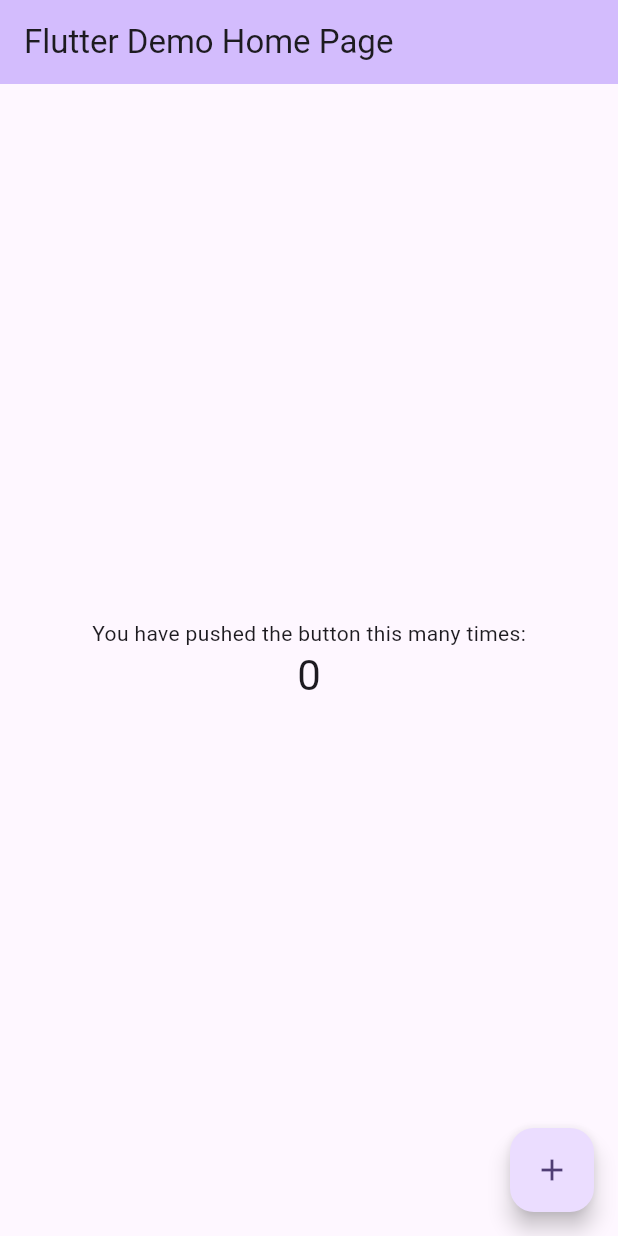
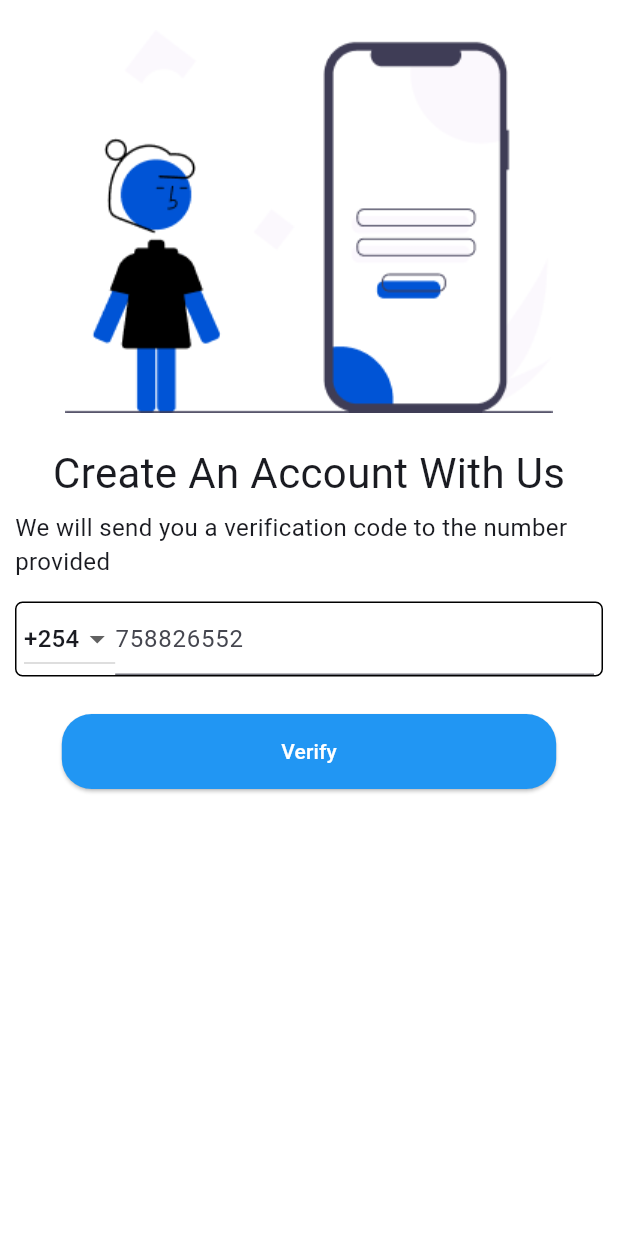
Before and after one commit to kariuki-joseph/advantage, a Flutter app: the screen it shows after launch, on a phone screen of 412 x 824 dp. Run offline on Flutter 3.47's test engine with Material 3 defaults, Android fonts, the phone set to English and light mode, and no system bars; our stand-ins replace get.

Commit message:
initial components and code

```diff
--- /dev/null
+++ b/lib/components/primary_button.dart
@@ -0,0 +1,28 @@
+import 'package:flutter/material.dart';
+
+class PrimaryButton extends StatelessWidget {
+  final VoidCallback? onPressed;
+  final Widget? child;
+
+  const PrimaryButton({super.key, this.onPressed, this.child});
+
+  @override
+  Widget build(BuildContext context) {
+    return Container(
+      width: MediaQuery.of(context).size.width * 0.8,
+      height: 50,
+      margin: const EdgeInsets.symmetric(horizontal: 10.0),
+      child: ElevatedButton(
+        style: ElevatedButton.styleFrom(
+          backgroundColor: Colors.blue,
+          foregroundColor: Colors.white,
+          shape: RoundedRectangleBorder(
+            borderRadius: BorderRadius.circular(20),
+          ),
+        ),
+        onPressed: onPressed,
+        child: child ?? const Text(""),
+      ),
+    );
+  }
+}
--- /dev/null
+++ b/lib/constants/app_color.dart
@@ -0,0 +1,7 @@
+import 'package:flutter/material.dart';
+
+class AppColor {
+  static const Color primaryColor = Color(0xFF0054D6);
+  static const Color primaryLight = Color(0xFF8AA8FF);
+  static const Color secondaryColor = Color(0xFFFFDAD4);
+}
--- a/lib/main.dart
+++ b/lib/main.dart
@@ -1,4 +1,8 @@
+import 'package:advantage/constants/app_color.dart';
+import 'package:advantage/routes/app_page.dart';
+import 'package:advantage/screens/splash_screen.dart';
 import 'package:flutter/material.dart';
+import 'package:get/get_navigation/src/root/get_material_app.dart';
 
 void main() {
   runApp(const MyApp());
@@ -10,116 +14,14 @@ class MyApp extends StatelessWidget {
   // This widget is the root of your application.
   @override
   Widget build(BuildContext context) {
-    return MaterialApp(
-      title: 'Flutter Demo',
+    return GetMaterialApp(
+      title: 'AdVantage',
       theme: ThemeData(
-        // This is the theme of your application.
-        //
-        // TRY THIS: Try running your application with "flutter run". You'll see
-        // the application has a purple toolbar. Then, without quitting the app,
-        // try changing the seedColor in the colorScheme below to Colors.green
-        // and then invoke "hot reload" (save your changes or press the "hot
-        // reload" button in a Flutter-supported IDE, or press "r" if you used
-        // the command line to start the app).
-        //
-        // Notice that the counter didn't reset back to zero; the application
-        // state is not lost during the reload. To reset the state, use hot
-        // restart instead.
-        //
-        // This works for code too, not just values: Most code changes can be
-        // tested with just a hot reload.
-        colorScheme: ColorScheme.fromSeed(seedColor: Colors.deepPurple),
+        colorScheme: ColorScheme.fromSeed(seedColor: AppColor.primaryColor),
         useMaterial3: true,
       ),
-      home: const MyHomePage(title: 'Flutter Demo Home Page'),
+      home: const SplashScreen(),
+      getPages: AppPage.routes,
     );
   }
 }
-
-class MyHomePage extends StatefulWidget {
-  const MyHomePage({super.key, required this.title});
-
-  // This widget is the home page of your application. It is stateful, meaning
-  // that it has a State object (defined below) that contains fields that affect
-  // how it looks.
-
-  // This class is the configuration for the state. It holds the values (in this
-  // case the title) provided by the parent (in this case the App widget) and
-  // used by the build method of the State. Fields in a Widget subclass are
-  // always marked "final".
-
-  final String title;
-
-  @override
-  State<MyHomePage> createState() => _MyHomePageState();
-}
-
-class _MyHomePageState extends State<MyHomePage> {
-  int _counter = 0;
-
-  void _incrementCounter() {
-    setState(() {
-      // This call to setState tells the Flutter framework that something has
-      // changed in this State, which causes it to rerun the build method below
-      // so that the display can reflect the updated values. If we changed
-      // _counter without calling setState(), then the build method would not be
-      // called again, and so nothing would appear to happen.
-      _counter++;
-    });
-  }
-
-  @override
-  Widget build(BuildContext context) {
-    // This method is rerun every time setState is called, for instance as done
-    // by the _incrementCounter method above.
-    //
-    // The Flutter framework has been optimized to make rerunning build methods
-    // fast, so that you can just rebuild anything that needs updating rather
-    // than having to individually change instances of widgets.
-    return Scaffold(
-      appBar: AppBar(
-        // TRY THIS: Try changing the color here to a specific color (to
-        // Colors.amber, perhaps?) and trigger a hot reload to see the AppBar
-        // change color while the other colors stay the same.
-        backgroundColor: Theme.of(context).colorScheme.inversePrimary,
-        // Here we take the value from the MyHomePage object that was created by
-        // the App.build method, and use it to set our appbar title.
-        title: Text(widget.title),
-      ),
-      body: Center(
-        // Center is a layout widget. It takes a single child and positions it
-        // in the middle of the parent.
-        child: Column(
-          // Column is also a layout widget. It takes a list of children and
-          // arranges them vertically. By default, it sizes itself to fit its
-          // children horizontally, and tries to be as tall as its parent.
-          //
-          // Column has various properties to control how it sizes itself and
-          // how it positions its children. Here we use mainAxisAlignment to
-          // center the children vertically; the main axis here is the vertical
-          // axis because Columns are vertical (the cross axis would be
-          // horizontal).
-          //
-          // TRY THIS: Invoke "debug painting" (choose the "Toggle Debug Paint"
-          // action in the IDE, or press "p" in the console), to see the
-          // wireframe for each widget.
-          mainAxisAlignment: MainAxisAlignment.center,
-          children: <Widget>[
-            const Text(
-              'You have pushed the button this many times:',
-            ),
-            Text(
-              '$_counter',
-              style: Theme.of(context).textTheme.headlineMedium,
-            ),
-          ],
-        ),
-      ),
-      floatingActionButton: FloatingActionButton(
-        onPressed: _incrementCounter,
-        tooltip: 'Increment',
-        child: const Icon(Icons.add),
-      ), // This trailing comma makes auto-formatting nicer for build methods.
-    );
-  }
-}
--- /dev/null
+++ b/lib/routes/app_page.dart
@@ -0,0 +1,26 @@
+import 'package:advantage/screens/phone_verification/phone_verification.dart';
+import 'package:advantage/screens/register.dart';
+import 'package:advantage/screens/splash_screen.dart';
+import 'package:get/get_navigation/src/routes/get_route.dart';
+
+class AppPage {
+  static const String splash = "/splash";
+  static const String register = "/register";
+  static const String verifyPhone = "/verify-phone";
+  static const String verificationSuccess = "/verification-success";
+  static const String setupPin = "/setup-pin";
+  static const String confirmPin = "/confirm-pin";
+  static const String finishProfile = "/finish-profile";
+  static const String home = "/home";
+
+  static List<GetPage> routes = [
+    GetPage(name: splash, page: () => const SplashScreen()),
+    GetPage(name: register, page: () => const Register()),
+    GetPage(name: verifyPhone, page: () => const PhoneVerification()),
+    GetPage(name: verificationSuccess, page: () => const SplashScreen()),
+    GetPage(name: setupPin, page: () => const SplashScreen()),
+    GetPage(name: confirmPin, page: () => const SplashScreen()),
+    GetPage(name: finishProfile, page: () => const SplashScreen()),
+    GetPage(name: home, page: () => const SplashScreen()),
+  ];
+}
--- /dev/null
+++ b/lib/screens/register.dart
@@ -0,0 +1,102 @@
+import 'package:advantage/components/primary_button.dart';
+import 'package:advantage/routes/app_page.dart';
+import 'package:flutter/material.dart';
+import 'package:get/get.dart';
+
+class Register extends StatefulWidget {
+  const Register({super.key});
+
+  @override
+  State<Register> createState() => _RegisterState();
+}
+
+class _RegisterState extends State<Register> {
+  final List<String> _countryCodes = ["+254", "+1", "+44", "+91"];
+
+  String drowpdownValue = "+254";
+  bool _isLoading = false;
+
+  @override
+  Widget build(BuildContext context) {
+    return Scaffold(
+      backgroundColor: Colors.white,
+      body: SingleChildScrollView(
+        child: Column(
+          mainAxisAlignment: MainAxisAlignment.start,
+          children: [
+            const SizedBox(
+              height: 20,
+            ),
+            Image.asset(
+              "images/ill_register.png",
+              fit: BoxFit.contain,
+            ),
+            const SizedBox(height: 20),
+            const Text(
+              "Create An Account With Us",
+              style: TextStyle(fontSize: 28),
+            ),
+            const Padding(
+              padding: EdgeInsets.symmetric(horizontal: 10.0, vertical: 5.0),
+              child: Text(
+                "We will send you a verification code to the number provided",
+                style: TextStyle(fontSize: 16),
+              ),
+            ),
+            const SizedBox(height: 5),
+            Container(
+              margin:
+                  const EdgeInsets.symmetric(horizontal: 10.0, vertical: 5.0),
+              padding: const EdgeInsets.symmetric(horizontal: 5.0),
+              decoration: BoxDecoration(
+                border: Border.all(color: Colors.black),
+                borderRadius: BorderRadius.circular(5),
+              ),
+              child: Row(
+                children: [
+                  DropdownButton<String>(
+                    value: drowpdownValue,
+                    items: _countryCodes
+                        .map<DropdownMenuItem<String>>((String value) {
+                      return DropdownMenuItem<String>(
+                        value: value,
+                        child: Text(value),
+                      );
+                    }).toList(),
+                    onChanged: (value) {
+                      setState(() {
+                        drowpdownValue = value!;
+                      });
+                    },
+                  ),
+                  Expanded(
+                    child: TextFormField(
+                      decoration: const InputDecoration(hintText: "758826552"),
+                      keyboardType: TextInputType.phone,
+                    ),
+                  ),
+                ],
+              ),
+            ),
+            const SizedBox(height: 20),
+            PrimaryButton(
+              onPressed: _isLoading
+                  ? null
+                  : () {
+                      setState(() {
+                        _isLoading = true;
+                      });
+                      // move to the next screen
+                      Get.toNamed(AppPage.verifyPhone);
+                    },
+              child: _isLoading
+                  ? const CircularProgressIndicator()
+                  : const Text("Verify"),
+            ),
+            const SizedBox(height: 20),
+          ],
+        ),
+      ),
+    );
+  }
+}
--- a/pubspec.yaml
+++ b/pubspec.yaml
@@ -35,6 +35,7 @@ dependencies:
   # The following adds the Cupertino Icons font to your application.
   # Use with the CupertinoIcons class for iOS style icons.
   cupertino_icons: ^1.0.2
+  get: ^4.6.5
 
 dev_dependencies:
   flutter_test:
@@ -59,9 +60,8 @@ flutter:
   uses-material-design: true
 
   # To add assets to your application, add an assets section, like this:
-  # assets:
-  #   - images/a_dot_burr.jpeg
-  #   - images/a_dot_ham.jpeg
+  assets:
+    - images/
 
   # An image asset can refer to one or more resolution-specific "variants", see
   # https://flutter.dev/assets-and-images/#resolution-aware
```
Also changed, not shown: lib/screens/phone_verification/components/single_button.dart (added, +35 -0 lines), lib/screens/phone_verification/components/single_pin_field.dart (added, +19 -0 lines), lib/screens/phone_verification/phone_verification.dart (added, +114 -0 lines), lib/screens/splash_screen.dart (added, +40 -0 lines), images/ill_register.png (added), images/ill_verification_code.png (added), images/ill_verification_success.png (added), images/logo.png (added), pubspec.lock.
